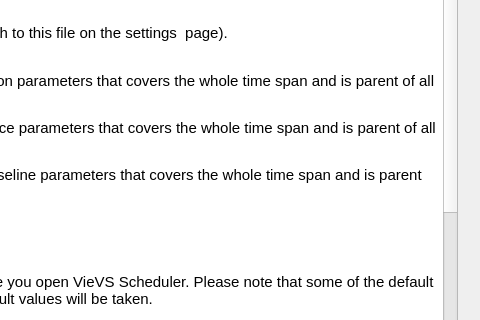
First picture: the form in mainwindow.ui, repository TUW-VieVS/VieSchedpp, before the edit; both pictures show x 541 to 1021 and y 309 to 629 of the 1021 by 818 pixel window.
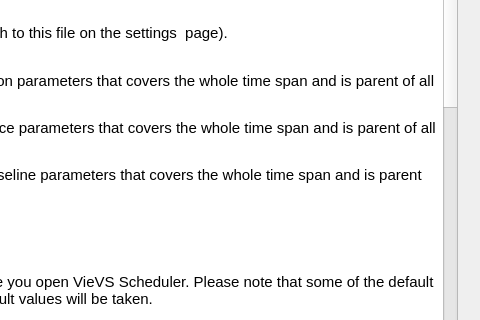
Second picture: the form after the edit. The open tabs and pages were chosen to show the change. Icons and pictures are not drawn.

Commit message: realtive weight of multi scheduling weight factors added

Patch:
```diff
--- a/mainwindow.ui
+++ b/mainwindow.ui
@@ -5833,42 +5833,54 @@
            <string>&lt;!DOCTYPE HTML PUBLIC &quot;-//W3C//DTD HTML 4.0//EN&quot; &quot;http://www.w3.org/TR/REC-html40/strict.dtd&quot;&gt;
 &lt;html&gt;&lt;head&gt;&lt;meta name=&quot;qrichtext&quot; content=&quot;1&quot; /&gt;&lt;style type=&quot;text/css&quot;&gt;
 p, li { white-space: pre-wrap; }
-&lt;/style&gt;&lt;/head&gt;&lt;body style=&quot; font-family:'MS Shell Dlg 2'; font-size:8.25pt; font-weight:400; font-style:normal;&quot;&gt;
-&lt;p style=&quot; margin-top:0px; margin-bottom:12px; margin-left:0px; margin-right:0px; -qt-block-indent:0; text-indent:0px;&quot;&gt;&lt;span style=&quot; font-size:14pt; font-weight:600;&quot;&gt;FAQ:&lt;/span&gt;&lt;/p&gt;
+&lt;/style&gt;&lt;/head&gt;&lt;body style=&quot; font-family:'Ubuntu'; font-size:11pt; font-weight:400; font-style:normal;&quot;&gt;
+&lt;p style=&quot; margin-top:0px; margin-bottom:12px; margin-left:0px; margin-right:0px; -qt-block-indent:0; text-indent:0px;&quot;&gt;&lt;span style=&quot; font-family:'MS Shell Dlg 2'; font-size:14pt; font-weight:600;&quot;&gt;FAQ:&lt;/span&gt;&lt;/p&gt;
 &lt;hr /&gt;
-&lt;p style=&quot; margin-top:12px; margin-bottom:12px; margin-left:0px; margin-right:0px; -qt-block-indent:0; text-indent:0px;&quot;&gt;&lt;span style=&quot; font-size:12pt; font-weight:600;&quot;&gt;I have a question, whom should I contact?&lt;/span&gt;&lt;/p&gt;
-&lt;p style=&quot; margin-top:0px; margin-bottom:12px; margin-left:0px; margin-right:0px; -qt-block-indent:0; text-indent:0px;&quot;&gt;&lt;span style=&quot; font-size:11pt;&quot;&gt;If you have a question about VieVS Scheduler please read the following FAQs first. Also check there exists additional information via the &lt;/span&gt;&lt;span style=&quot; font-size:11pt; font-style:italic;&quot;&gt;&amp;quot;What is this?&amp;quot;&lt;/span&gt;&lt;span style=&quot; font-size:11pt;&quot;&gt; mode. You can enter the &amp;quot;What is this?&amp;quot; mode by pressing the &lt;/span&gt;&lt;img src=&quot;:/icons/icons/help.png&quot; width=&quot;30&quot; height=&quot;30&quot; /&gt;&lt;span style=&quot; font-size:11pt;&quot;&gt; icon at your help toolbar or by pressing F1. After entering the &lt;/span&gt;&lt;span style=&quot; font-size:11pt; font-style:italic;&quot;&gt;&amp;quot;What is this?&amp;quot;&lt;/span&gt;&lt;span style=&quot; font-size:11pt;&quot;&gt; mode try to click the item that you need help with. &lt;/span&gt;&lt;/p&gt;
-&lt;p style=&quot; margin-top:0px; margin-bottom:12px; margin-left:0px; margin-right:0px; -qt-block-indent:0; text-indent:0px;&quot;&gt;&lt;span style=&quot; font-size:11pt;&quot;&gt;If you still have questions please feel free to contact us via: &lt;/span&gt;&lt;span style=&quot; font-size:11pt; font-style:italic; text-decoration: underline;&quot;&gt;matthias.schartner@geo.tuwien.ac.at&lt;/span&gt;&lt;span style=&quot; font-size:11pt;&quot;&gt;. &lt;/span&gt;&lt;/p&gt;
+&lt;p style=&quot; margin-top:12px; margin-bottom:12px; margin-left:0px; margin-right:0px; -qt-block-indent:0; text-indent:0px;&quot;&gt;&lt;span style=&quot; font-family:'MS Shell Dlg 2'; font-size:12pt; font-weight:600;&quot;&gt;I have a question, whom should I contact?&lt;/span&gt;&lt;/p&gt;
+&lt;p style=&quot; margin-top:0px; margin-bottom:12px; margin-left:0px; margin-right:0px; -qt-block-indent:0; text-indent:0px;&quot;&gt;&lt;span style=&quot; font-family:'MS Shell Dlg 2';&quot;&gt;If you have a question about VieVS Scheduler please read the following FAQs first. Also check there exists additional information via the &lt;/span&gt;&lt;span style=&quot; font-family:'MS Shell Dlg 2'; font-style:italic;&quot;&gt;&amp;quot;What is this?&amp;quot;&lt;/span&gt;&lt;span style=&quot; font-family:'MS Shell Dlg 2';&quot;&gt; mode. You can enter the &amp;quot;What is this?&amp;quot; mode by pressing the &lt;/span&gt;&lt;img src=&quot;:/icons/icons/help.png&quot; width=&quot;30&quot; height=&quot;30&quot; /&gt;&lt;span style=&quot; font-family:'MS Shell Dlg 2';&quot;&gt; icon at your help toolbar or by pressing F1. After entering the &lt;/span&gt;&lt;span style=&quot; font-family:'MS Shell Dlg 2'; font-style:italic;&quot;&gt;&amp;quot;What is this?&amp;quot;&lt;/span&gt;&lt;span style=&quot; font-family:'MS Shell Dlg 2';&quot;&gt; mode try to click the item that you need help with. &lt;/span&gt;&lt;/p&gt;
+&lt;p style=&quot; margin-top:0px; margin-bottom:12px; margin-left:0px; margin-right:0px; -qt-block-indent:0; text-indent:0px;&quot;&gt;&lt;span style=&quot; font-family:'MS Shell Dlg 2';&quot;&gt;If you still have questions please feel free to contact us via: &lt;/span&gt;&lt;span style=&quot; font-family:'MS Shell Dlg 2'; font-style:italic; text-decoration: underline;&quot;&gt;matthias.schartner@geo.tuwien.ac.at&lt;/span&gt;&lt;span style=&quot; font-family:'MS Shell Dlg 2';&quot;&gt;. &lt;/span&gt;&lt;/p&gt;
 &lt;hr /&gt;
-&lt;p style=&quot; margin-top:12px; margin-bottom:0px; margin-left:0px; margin-right:0px; -qt-block-indent:0; text-indent:0px;&quot;&gt;&lt;span style=&quot; font-size:11pt; font-weight:600;&quot;&gt;Where can I change the default parameters?&lt;/span&gt;&lt;/p&gt;
-&lt;p style=&quot; margin-top:0px; margin-bottom:0px; margin-left:0px; margin-right:0px; -qt-block-indent:0; text-indent:0px;&quot;&gt;&lt;span style=&quot; font-size:11pt;&quot;&gt;Browse to your binary files and open the settings.xml file (you can find the path to this file on the settings &lt;/span&gt;&lt;img src=&quot;:/icons/icons/emblem-system-2.png&quot; width=&quot;30&quot; height=&quot;30&quot; /&gt;&lt;span style=&quot; font-size:11pt;&quot;&gt; page).&lt;/span&gt;&lt;/p&gt;
-&lt;p style=&quot; margin-top:0px; margin-bottom:0px; margin-left:0px; margin-right:0px; -qt-block-indent:0; text-indent:0px;&quot;&gt;&lt;span style=&quot; font-size:11pt;&quot;&gt;There you can change the following default values:&lt;/span&gt;&lt;/p&gt;
-&lt;ul style=&quot;margin-top: 0px; margin-bottom: 0px; margin-left: 0px; margin-right: 0px; -qt-list-indent: 1;&quot;&gt;&lt;li style=&quot; font-size:8pt;&quot; style=&quot; margin-top:12px; margin-bottom:12px; margin-left:0px; margin-right:0px; -qt-block-indent:0; text-indent:0px;&quot;&gt;&lt;span style=&quot; font-size:11pt; font-style:italic;&quot;&gt;station.parameters.parameter name=&amp;quot;default&amp;quot;:&lt;/span&gt;&lt;span style=&quot; font-size:11pt;&quot;&gt; This are the default station parameters that covers the whole time span and is parent of all other parameters&lt;/span&gt;&lt;/li&gt;&lt;/ul&gt;
-&lt;ul style=&quot;margin-top: 0px; margin-bottom: 0px; margin-left: 0px; margin-right: 0px; -qt-list-indent: 1;&quot;&gt;&lt;li style=&quot; font-size:11pt;&quot; style=&quot; margin-top:12px; margin-bottom:12px; margin-left:0px; margin-right:0px; -qt-block-indent:0; text-indent:0px;&quot;&gt;&lt;span style=&quot; font-style:italic;&quot;&gt;source.parameters.parameter name=&amp;quot;default&amp;quot;:&lt;/span&gt; This are the default source parameters that covers the whole time span and is parent of all other parameters&lt;/li&gt;&lt;/ul&gt;
-&lt;ul style=&quot;margin-top: 0px; margin-bottom: 0px; margin-left: 0px; margin-right: 0px; -qt-list-indent: 1;&quot;&gt;&lt;li style=&quot; font-size:11pt;&quot; style=&quot; margin-top:12px; margin-bottom:12px; margin-left:0px; margin-right:0px; -qt-block-indent:0; text-indent:0px;&quot;&gt;&lt;span style=&quot; font-style:italic;&quot;&gt;baseline.parameters.parameter name=&amp;quot;default&amp;quot;:&lt;/span&gt; This are the default baseline parameters that covers the whole time span and is parent of all other parameters&lt;/li&gt;
-&lt;li style=&quot; font-size:11pt;&quot; style=&quot; margin-top:12px; margin-bottom:12px; margin-left:0px; margin-right:0px; -qt-block-indent:0; text-indent:0px;&quot;&gt;&lt;span style=&quot; font-style:italic;&quot;&gt;station.waitTimes:&lt;/span&gt; Default values for station wait times&lt;/li&gt;
-&lt;li style=&quot; font-size:11pt;&quot; style=&quot; margin-top:12px; margin-bottom:12px; margin-left:0px; margin-right:0px; -qt-block-indent:0; text-indent:0px;&quot;&gt;&lt;span style=&quot; font-style:italic;&quot;&gt;station.cableWrapBuffers:&lt;/span&gt; Default values for cable wrap buffers&lt;/li&gt;&lt;/ul&gt;
-&lt;p style=&quot; margin-top:12px; margin-bottom:12px; margin-left:0px; margin-right:0px; -qt-block-indent:0; text-indent:0px;&quot;&gt;&lt;span style=&quot; font-size:11pt;&quot;&gt;You can manually edit these parameters and they will get loaded the next time you open VieVS Scheduler. Please note that some of the default parameters are necessary and if they are not provided some hard coded default values will be taken.&lt;/span&gt;&lt;/p&gt;
+&lt;p style=&quot; margin-top:12px; margin-bottom:0px; margin-left:0px; margin-right:0px; -qt-block-indent:0; text-indent:0px;&quot;&gt;&lt;span style=&quot; font-family:'MS Shell Dlg 2'; font-weight:600;&quot;&gt;Where can I change the default parameters?&lt;/span&gt;&lt;/p&gt;
+&lt;p style=&quot; margin-top:0px; margin-bottom:0px; margin-left:0px; margin-right:0px; -qt-block-indent:0; text-indent:0px;&quot;&gt;&lt;span style=&quot; font-family:'MS Shell Dlg 2';&quot;&gt;Browse to your binary files and open the settings.xml file (you can find the path to this file on the settings &lt;/span&gt;&lt;img src=&quot;:/icons/icons/emblem-system-2.png&quot; width=&quot;30&quot; height=&quot;30&quot; /&gt;&lt;span style=&quot; font-family:'MS Shell Dlg 2';&quot;&gt; page).&lt;/span&gt;&lt;/p&gt;
+&lt;p style=&quot; margin-top:0px; margin-bottom:0px; margin-left:0px; margin-right:0px; -qt-block-indent:0; text-indent:0px;&quot;&gt;&lt;span style=&quot; font-family:'MS Shell Dlg 2';&quot;&gt;There you can change the following default values:&lt;/span&gt;&lt;/p&gt;
+&lt;ul style=&quot;margin-top: 0px; margin-bottom: 0px; margin-left: 0px; margin-right: 0px; -qt-list-indent: 1;&quot;&gt;&lt;li style=&quot; font-family:'MS Shell Dlg 2'; font-size:8pt;&quot; style=&quot; margin-top:12px; margin-bottom:12px; margin-left:0px; margin-right:0px; -qt-block-indent:0; text-indent:0px;&quot;&gt;&lt;span style=&quot; font-size:11pt; font-style:italic;&quot;&gt;station.parameters.parameter name=&amp;quot;default&amp;quot;:&lt;/span&gt;&lt;span style=&quot; font-size:11pt;&quot;&gt; This are the default station parameters that covers the whole time span and is parent of all other parameters&lt;/span&gt;&lt;/li&gt;&lt;/ul&gt;
+&lt;ul style=&quot;margin-top: 0px; margin-bottom: 0px; margin-left: 0px; margin-right: 0px; -qt-list-indent: 1;&quot;&gt;&lt;li style=&quot; font-family:'MS Shell Dlg 2';&quot; style=&quot; margin-top:12px; margin-bottom:12px; margin-left:0px; margin-right:0px; -qt-block-indent:0; text-indent:0px;&quot;&gt;&lt;span style=&quot; font-style:italic;&quot;&gt;source.parameters.parameter name=&amp;quot;default&amp;quot;:&lt;/span&gt; This are the default source parameters that covers the whole time span and is parent of all other parameters&lt;/li&gt;&lt;/ul&gt;
+&lt;ul style=&quot;margin-top: 0px; margin-bottom: 0px; margin-left: 0px; margin-right: 0px; -qt-list-indent: 1;&quot;&gt;&lt;li style=&quot; font-family:'MS Shell Dlg 2';&quot; style=&quot; margin-top:12px; margin-bottom:12px; margin-left:0px; margin-right:0px; -qt-block-indent:0; text-indent:0px;&quot;&gt;&lt;span style=&quot; font-style:italic;&quot;&gt;baseline.parameters.parameter name=&amp;quot;default&amp;quot;:&lt;/span&gt; This are the default baseline parameters that covers the whole time span and is parent of all other parameters&lt;/li&gt;
+&lt;li style=&quot; font-family:'MS Shell Dlg 2';&quot; style=&quot; margin-top:12px; margin-bottom:12px; margin-left:0px; margin-right:0px; -qt-block-indent:0; text-indent:0px;&quot;&gt;&lt;span style=&quot; font-style:italic;&quot;&gt;station.waitTimes:&lt;/span&gt; Default values for station wait times&lt;/li&gt;
+&lt;li style=&quot; font-family:'MS Shell Dlg 2';&quot; style=&quot; margin-top:12px; margin-bottom:12px; margin-left:0px; margin-right:0px; -qt-block-indent:0; text-indent:0px;&quot;&gt;&lt;span style=&quot; font-style:italic;&quot;&gt;station.cableWrapBuffers:&lt;/span&gt; Default values for cable wrap buffers&lt;/li&gt;&lt;/ul&gt;
+&lt;p style=&quot; margin-top:12px; margin-bottom:12px; margin-left:0px; margin-right:0px; -qt-block-indent:0; text-indent:0px;&quot;&gt;&lt;span style=&quot; font-family:'MS Shell Dlg 2';&quot;&gt;You can manually edit these parameters and they will get loaded the next time you open VieVS Scheduler. Please note that some of the default parameters are necessary and if they are not provided some hard coded default values will be taken.&lt;/span&gt;&lt;/p&gt;
 &lt;hr /&gt;
-&lt;p style=&quot; margin-top:12px; margin-bottom:0px; margin-left:0px; margin-right:0px; -qt-block-indent:0; text-indent:0px;&quot;&gt;&lt;span style=&quot; font-size:11pt; font-weight:600;&quot;&gt;Where can I remove my saved parameters or groups?&lt;/span&gt;&lt;/p&gt;
-&lt;p style=&quot; margin-top:0px; margin-bottom:0px; margin-left:0px; margin-right:0px; -qt-block-indent:0; text-indent:0px;&quot;&gt;&lt;span style=&quot; font-size:11pt;&quot;&gt;Everything you saved is stored in the settings.xml file (you can find the path to this file on the settings &lt;/span&gt;&lt;img src=&quot;:/icons/icons/emblem-system-2.png&quot; width=&quot;30&quot; height=&quot;30&quot; /&gt;&lt;span style=&quot; font-size:11pt;&quot;&gt; page).&lt;/span&gt;&lt;/p&gt;
-&lt;p style=&quot; margin-top:0px; margin-bottom:0px; margin-left:0px; margin-right:0px; -qt-block-indent:0; text-indent:0px;&quot;&gt;&lt;span style=&quot; font-size:11pt;&quot;&gt;Your stored parameters are located in:&lt;/span&gt;&lt;/p&gt;
-&lt;ul style=&quot;margin-top: 0px; margin-bottom: 0px; margin-left: 0px; margin-right: 0px; -qt-list-indent: 1;&quot;&gt;&lt;li style=&quot; font-size:11pt;&quot; style=&quot; margin-top:12px; margin-bottom:12px; margin-left:0px; margin-right:0px; -qt-block-indent:0; text-indent:0px;&quot;&gt;settings.station.parameters&lt;/li&gt;
-&lt;li style=&quot; font-size:11pt;&quot; style=&quot; margin-top:12px; margin-bottom:12px; margin-left:0px; margin-right:0px; -qt-block-indent:0; text-indent:0px;&quot;&gt;settings.source.parameters&lt;/li&gt;
-&lt;li style=&quot; font-size:11pt;&quot; style=&quot; margin-top:12px; margin-bottom:12px; margin-left:0px; margin-right:0px; -qt-block-indent:0; text-indent:0px;&quot;&gt;settings.baseline.parameters&lt;/li&gt;&lt;/ul&gt;
-&lt;p style=&quot; margin-top:0px; margin-bottom:0px; margin-left:0px; margin-right:0px; -qt-block-indent:0; text-indent:0px;&quot;&gt;&lt;span style=&quot; font-size:11pt;&quot;&gt;You saved groups are located in: &lt;/span&gt;&lt;/p&gt;
-&lt;ul style=&quot;margin-top: 0px; margin-bottom: 0px; margin-left: 0px; margin-right: 0px; -qt-list-indent: 1;&quot;&gt;&lt;li style=&quot; font-size:11pt;&quot; style=&quot; margin-top:12px; margin-bottom:12px; margin-left:0px; margin-right:0px; -qt-block-indent:0; text-indent:0px;&quot;&gt;settings.station.groups&lt;/li&gt;
-&lt;li style=&quot; font-size:11pt;&quot; style=&quot; margin-top:12px; margin-bottom:12px; margin-left:0px; margin-right:0px; -qt-block-indent:0; text-indent:0px;&quot;&gt;settings.source.groups&lt;/li&gt;
-&lt;li style=&quot; font-size:11pt;&quot; style=&quot; margin-top:12px; margin-bottom:12px; margin-left:0px; margin-right:0px; -qt-block-indent:0; text-indent:0px;&quot;&gt;settings.baseline.groups&lt;/li&gt;&lt;/ul&gt;
-&lt;p style=&quot; margin-top:0px; margin-bottom:0px; margin-left:0px; margin-right:0px; -qt-block-indent:0; text-indent:0px;&quot;&gt;&lt;span style=&quot; font-size:11pt;&quot;&gt;The name is always provided as a attribute. You can manually edit this file and delete some parameters or groups. &lt;/span&gt;&lt;/p&gt;
-&lt;p style=&quot; margin-top:0px; margin-bottom:12px; margin-left:0px; margin-right:0px; -qt-block-indent:0; text-indent:0px;&quot;&gt;&lt;span style=&quot; font-size:11pt;&quot;&gt;Be careful not to delete the default parameters! Otherwise some hard coded internal values will be taken! &lt;/span&gt;&lt;/p&gt;
+&lt;p style=&quot; margin-top:12px; margin-bottom:0px; margin-left:0px; margin-right:0px; -qt-block-indent:0; text-indent:0px;&quot;&gt;&lt;span style=&quot; font-family:'MS Shell Dlg 2'; font-weight:600;&quot;&gt;Where can I remove my saved parameters or groups?&lt;/span&gt;&lt;/p&gt;
+&lt;p style=&quot; margin-top:0px; margin-bottom:0px; margin-left:0px; margin-right:0px; -qt-block-indent:0; text-indent:0px;&quot;&gt;&lt;span style=&quot; font-family:'MS Shell Dlg 2';&quot;&gt;Everything you saved is stored in the settings.xml file (you can find the path to this file on the settings &lt;/span&gt;&lt;img src=&quot;:/icons/icons/emblem-system-2.png&quot; width=&quot;30&quot; height=&quot;30&quot; /&gt;&lt;span style=&quot; font-family:'MS Shell Dlg 2';&quot;&gt; page).&lt;/span&gt;&lt;/p&gt;
+&lt;p style=&quot; margin-top:0px; margin-bottom:0px; margin-left:0px; margin-right:0px; -qt-block-indent:0; text-indent:0px;&quot;&gt;&lt;span style=&quot; font-family:'MS Shell Dlg 2';&quot;&gt;Your stored parameters are located in:&lt;/span&gt;&lt;/p&gt;
+&lt;ul style=&quot;margin-top: 0px; margin-bottom: 0px; margin-left: 0px; margin-right: 0px; -qt-list-indent: 1;&quot;&gt;&lt;li style=&quot; font-family:'MS Shell Dlg 2';&quot; style=&quot; margin-top:12px; margin-bottom:12px; margin-left:0px; margin-right:0px; -qt-block-indent:0; text-indent:0px;&quot;&gt;settings.station.parameters&lt;/li&gt;
+&lt;li style=&quot; font-family:'MS Shell Dlg 2';&quot; style=&quot; margin-top:12px; margin-bottom:12px; margin-left:0px; margin-right:0px; -qt-block-indent:0; text-indent:0px;&quot;&gt;settings.source.parameters&lt;/li&gt;
+&lt;li style=&quot; font-family:'MS Shell Dlg 2';&quot; style=&quot; margin-top:12px; margin-bottom:12px; margin-left:0px; margin-right:0px; -qt-block-indent:0; text-indent:0px;&quot;&gt;settings.baseline.parameters&lt;/li&gt;&lt;/ul&gt;
+&lt;p style=&quot; margin-top:0px; margin-bottom:0px; margin-left:0px; margin-right:0px; -qt-block-indent:0; text-indent:0px;&quot;&gt;&lt;span style=&quot; font-family:'MS Shell Dlg 2';&quot;&gt;You saved groups are located in: &lt;/span&gt;&lt;/p&gt;
+&lt;ul style=&quot;margin-top: 0px; margin-bottom: 0px; margin-left: 0px; margin-right: 0px; -qt-list-indent: 1;&quot;&gt;&lt;li style=&quot; font-family:'MS Shell Dlg 2';&quot; style=&quot; margin-top:12px; margin-bottom:12px; margin-left:0px; margin-right:0px; -qt-block-indent:0; text-indent:0px;&quot;&gt;settings.station.groups&lt;/li&gt;
+&lt;li style=&quot; font-family:'MS Shell Dlg 2';&quot; style=&quot; margin-top:12px; margin-bottom:12px; margin-left:0px; margin-right:0px; -qt-block-indent:0; text-indent:0px;&quot;&gt;settings.source.groups&lt;/li&gt;
+&lt;li style=&quot; font-family:'MS Shell Dlg 2';&quot; style=&quot; margin-top:12px; margin-bottom:12px; margin-left:0px; margin-right:0px; -qt-block-indent:0; text-indent:0px;&quot;&gt;settings.baseline.groups&lt;/li&gt;&lt;/ul&gt;
+&lt;p style=&quot; margin-top:0px; margin-bottom:0px; margin-left:0px; margin-right:0px; -qt-block-indent:0; text-indent:0px;&quot;&gt;&lt;span style=&quot; font-family:'MS Shell Dlg 2';&quot;&gt;The name is always provided as a attribute. You can manually edit this file and delete some parameters or groups. &lt;/span&gt;&lt;/p&gt;
+&lt;p style=&quot; margin-top:0px; margin-bottom:12px; margin-left:0px; margin-right:0px; -qt-block-indent:0; text-indent:0px;&quot;&gt;&lt;span style=&quot; font-family:'MS Shell Dlg 2';&quot;&gt;Be careful not to delete the default parameters! Otherwise some hard coded internal values will be taken! &lt;/span&gt;&lt;/p&gt;
 &lt;hr /&gt;
-&lt;p style=&quot; margin-top:12px; margin-bottom:0px; margin-left:0px; margin-right:0px; -qt-block-indent:0; text-indent:0px;&quot;&gt;&lt;span style=&quot; font-size:11pt; font-weight:600;&quot;&gt;My GUI is crashing, what should I do? &lt;/span&gt;&lt;/p&gt;
-&lt;p style=&quot; margin-top:0px; margin-bottom:0px; margin-left:0px; margin-right:0px; -qt-block-indent:0; text-indent:0px;&quot;&gt;&lt;span style=&quot; font-size:11pt;&quot;&gt;Did you manually change the settings.xml file? (you can find the path to this file on the settings &lt;/span&gt;&lt;img src=&quot;:/icons/icons/emblem-system-2.png&quot; width=&quot;30&quot; height=&quot;30&quot; /&gt;&lt;span style=&quot; font-size:11pt;&quot;&gt; page) &lt;/span&gt;&lt;/p&gt;
-&lt;p style=&quot; margin-top:0px; margin-bottom:12px; margin-left:0px; margin-right:0px; -qt-block-indent:0; text-indent:0px;&quot;&gt;&lt;span style=&quot; font-size:11pt;&quot;&gt;If yes it is maybe due to a wrong xml format. Delete your settings.xml file and restart VieVS Scheduler. If this does not solve the problem please write us an email to: &lt;/span&gt;&lt;span style=&quot; font-size:11pt; font-style:italic; text-decoration: underline;&quot;&gt;matthias.schartner@geo.tuwien.ac.at&lt;/span&gt;&lt;span style=&quot; font-size:11pt;&quot;&gt;.&lt;/span&gt;&lt;/p&gt;
+&lt;p style=&quot; margin-top:12px; margin-bottom:0px; margin-left:0px; margin-right:0px; -qt-block-indent:0; text-indent:0px;&quot;&gt;&lt;span style=&quot; font-family:'MS Shell Dlg 2'; font-weight:600;&quot;&gt;My GUI is crashing, what should I do? &lt;/span&gt;&lt;/p&gt;
+&lt;p style=&quot; margin-top:0px; margin-bottom:0px; margin-left:0px; margin-right:0px; -qt-block-indent:0; text-indent:0px;&quot;&gt;&lt;span style=&quot; font-family:'MS Shell Dlg 2';&quot;&gt;Did you manually change the settings.xml file? (you can find the path to this file on the settings &lt;/span&gt;&lt;img src=&quot;:/icons/icons/emblem-system-2.png&quot; width=&quot;30&quot; height=&quot;30&quot; /&gt;&lt;span style=&quot; font-family:'MS Shell Dlg 2';&quot;&gt; page) &lt;/span&gt;&lt;/p&gt;
+&lt;p style=&quot; margin-top:0px; margin-bottom:12px; margin-left:0px; margin-right:0px; -qt-block-indent:0; text-indent:0px;&quot;&gt;&lt;span style=&quot; font-family:'MS Shell Dlg 2';&quot;&gt;If yes it is maybe due to a wrong xml format. Delete your settings.xml file and restart VieVS Scheduler. If this does not solve the problem please write us an email to: &lt;/span&gt;&lt;span style=&quot; font-family:'MS Shell Dlg 2'; font-style:italic; text-decoration: underline;&quot;&gt;matthias.schartner@geo.tuwien.ac.at&lt;/span&gt;&lt;span style=&quot; font-family:'MS Shell Dlg 2';&quot;&gt;.&lt;/span&gt;&lt;/p&gt;
 &lt;hr /&gt;
-&lt;p style=&quot; margin-top:12px; margin-bottom:12px; margin-left:0px; margin-right:0px; -qt-block-indent:0; text-indent:0px;&quot;&gt;&lt;span style=&quot; font-size:11pt; font-weight:600;&quot;&gt;Why is feature xy not implemented?&lt;/span&gt;&lt;/p&gt;
-&lt;p style=&quot; margin-top:0px; margin-bottom:0px; margin-left:0px; margin-right:0px; -qt-block-indent:0; text-indent:0px;&quot;&gt;&lt;span style=&quot; font-size:11pt;&quot;&gt;If you have great ideas for missing features please tell us via: &lt;/span&gt;&lt;span style=&quot; font-size:11pt; font-style:italic; text-decoration: underline;&quot;&gt;matthias.schartner@geo.tuwien.ac.at&lt;/span&gt;&lt;span style=&quot; font-size:11pt;&quot;&gt; and we will discuss it. &lt;/span&gt;&lt;/p&gt;&lt;/body&gt;&lt;/html&gt;</string>
+&lt;p style=&quot; margin-top:12px; margin-bottom:12px; margin-left:0px; margin-right:0px; -qt-block-indent:0; text-indent:0px;&quot;&gt;&lt;span style=&quot; font-family:'MS Shell Dlg 2'; font-weight:600;&quot;&gt;Why is feature xy not implemented?&lt;/span&gt;&lt;/p&gt;
+&lt;p style=&quot; margin-top:0px; margin-bottom:0px; margin-left:0px; margin-right:0px; -qt-block-indent:0; text-indent:0px;&quot;&gt;&lt;span style=&quot; font-family:'MS Shell Dlg 2';&quot;&gt;If you have great ideas for missing features please tell us via: &lt;/span&gt;&lt;span style=&quot; font-family:'MS Shell Dlg 2'; font-style:italic; text-decoration: underline;&quot;&gt;matthias.schartner@geo.tuwien.ac.at&lt;/span&gt;&lt;span style=&quot; font-family:'MS Shell Dlg 2';&quot;&gt; and we will discuss it. &lt;/span&gt;&lt;/p&gt;
+&lt;p style=&quot;-qt-paragraph-type:empty; margin-top:0px; margin-bottom:0px; margin-left:0px; margin-right:0px; -qt-block-indent:0; text-indent:0px; font-family:'MS Shell Dlg 2';&quot;&gt;&lt;br /&gt;&lt;/p&gt;
+&lt;hr /&gt;
+&lt;p style=&quot; margin-top:12px; margin-bottom:12px; margin-left:0px; margin-right:0px; -qt-block-indent:0; text-indent:0px;&quot;&gt;&lt;span style=&quot; font-family:'MS Shell Dlg 2'; font-weight:600;&quot;&gt;Why does my minimum SNR not change? &lt;/span&gt;&lt;/p&gt;
+&lt;p style=&quot; margin-top:0px; margin-bottom:0px; margin-left:0px; margin-right:0px; -qt-block-indent:0; text-indent:0px;&quot;&gt;&lt;span style=&quot; font-family:'MS Shell Dlg 2';&quot;&gt;There are four places where you specify a minimum SNR: &lt;/span&gt;&lt;img src=&quot;:/icons/icons/drive-harddisk-3.png&quot; width=&quot;30&quot; height=&quot;30&quot; /&gt;&lt;span style=&quot; font-family:'MS Shell Dlg 2';&quot;&gt; &lt;/span&gt;&lt;img src=&quot;:/icons/icons/station_p.png&quot; width=&quot;30&quot; height=&quot;30&quot; /&gt;&lt;span style=&quot; font-family:'MS Shell Dlg 2';&quot;&gt; &lt;/span&gt;&lt;img src=&quot;:/icons/icons/source_p.png&quot; width=&quot;30&quot; height=&quot;30&quot; /&gt;&lt;span style=&quot; font-family:'MS Shell Dlg 2';&quot;&gt;  &lt;/span&gt;&lt;img src=&quot;:/icons/icons/baseline_p.png&quot; width=&quot;30&quot; height=&quot;30&quot; /&gt;&lt;/p&gt;
+&lt;ul style=&quot;margin-top: 0px; margin-bottom: 0px; margin-left: 0px; margin-right: 0px; -qt-list-indent: 1;&quot;&gt;&lt;li style=&quot; font-family:'MS Shell Dlg 2';&quot; style=&quot; margin-top:12px; margin-bottom:12px; margin-left:0px; margin-right:0px; -qt-block-indent:0; text-indent:0px;&quot;&gt;band policy &lt;/li&gt;
+&lt;li style=&quot; font-family:'MS Shell Dlg 2';&quot; style=&quot; margin-top:12px; margin-bottom:12px; margin-left:0px; margin-right:0px; -qt-block-indent:0; text-indent:0px;&quot;&gt;parameter station &lt;/li&gt;
+&lt;li style=&quot; font-family:'MS Shell Dlg 2';&quot; style=&quot; margin-top:12px; margin-bottom:12px; margin-left:0px; margin-right:0px; -qt-block-indent:0; text-indent:0px;&quot;&gt;paramter source &lt;/li&gt;
+&lt;li style=&quot; font-family:'MS Shell Dlg 2';&quot; style=&quot; margin-top:12px; margin-bottom:12px; margin-left:0px; margin-right:0px; -qt-block-indent:0; text-indent:0px;&quot;&gt;parameter baseline&lt;/li&gt;&lt;/ul&gt;
+&lt;p style=&quot; margin-top:12px; margin-bottom:12px; margin-left:0px; margin-right:0px; -qt-block-indent:0; text-indent:0px;&quot;&gt;&lt;span style=&quot; font-family:'MS Shell Dlg 2';&quot;&gt;During the scheduling the software looks for each considered baseline which minimum SNR is required for the observed source, for the considered baseline, for each of the two participating stations and what is the backup value from the band policy. It will then calulate the required scan duration with the maximum value of these minimun required SNRs.  &lt;/span&gt;&lt;/p&gt;
+&lt;p style=&quot; margin-top:12px; margin-bottom:12px; margin-left:0px; margin-right:0px; -qt-block-indent:0; text-indent:0px;&quot;&gt;&lt;span style=&quot; font-family:'MS Shell Dlg 2';&quot;&gt;The value in band policy is required as a backup in the case you do not specify any min SNR information in the parameters. &lt;/span&gt;&lt;/p&gt;
+&lt;p style=&quot; margin-top:12px; margin-bottom:12px; margin-left:0px; margin-right:0px; -qt-block-indent:0; text-indent:0px;&quot;&gt;&lt;span style=&quot; font-family:'MS Shell Dlg 2';&quot;&gt;If you want to lower the minimum SNR make sure to also change the backup value in band policy. &lt;/span&gt;&lt;/p&gt;
+&lt;p style=&quot;-qt-paragraph-type:empty; margin-top:12px; margin-bottom:12px; margin-left:0px; margin-right:0px; -qt-block-indent:0; text-indent:0px; font-family:'MS Shell Dlg 2';&quot;&gt;&lt;br /&gt;&lt;/p&gt;&lt;/body&gt;&lt;/html&gt;</string>
           </property>
          </widget>
         </item>
```
Left out of the diff: 223 changed lines with no effect on the pictures. The commit also changes 3 other files.
